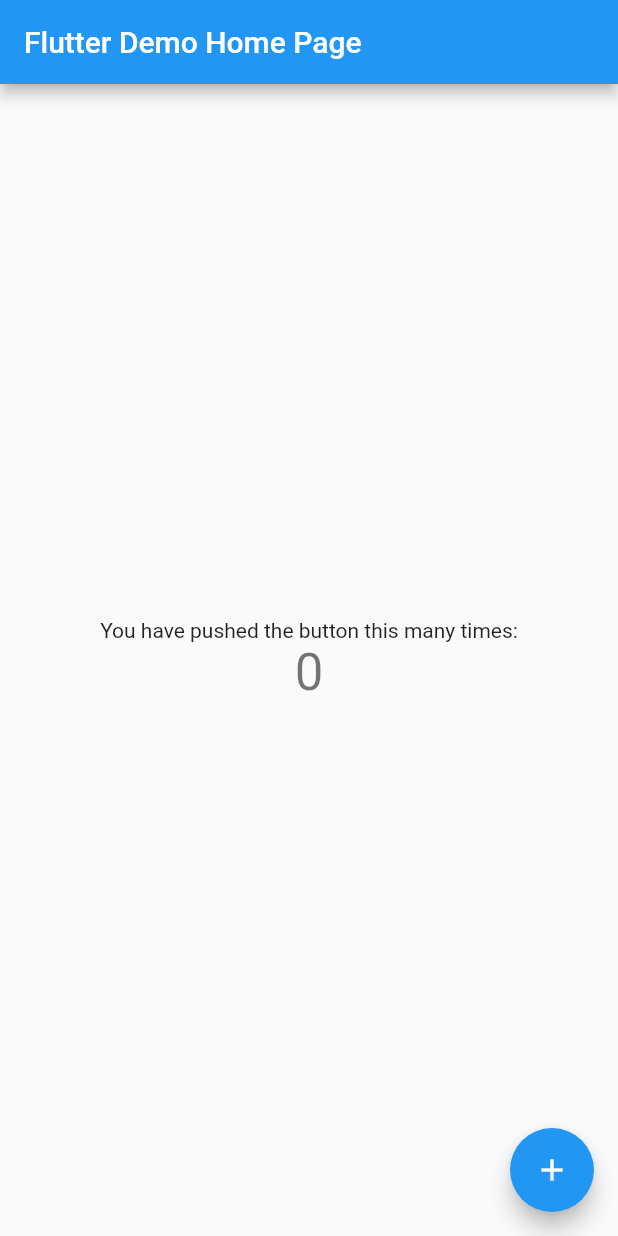
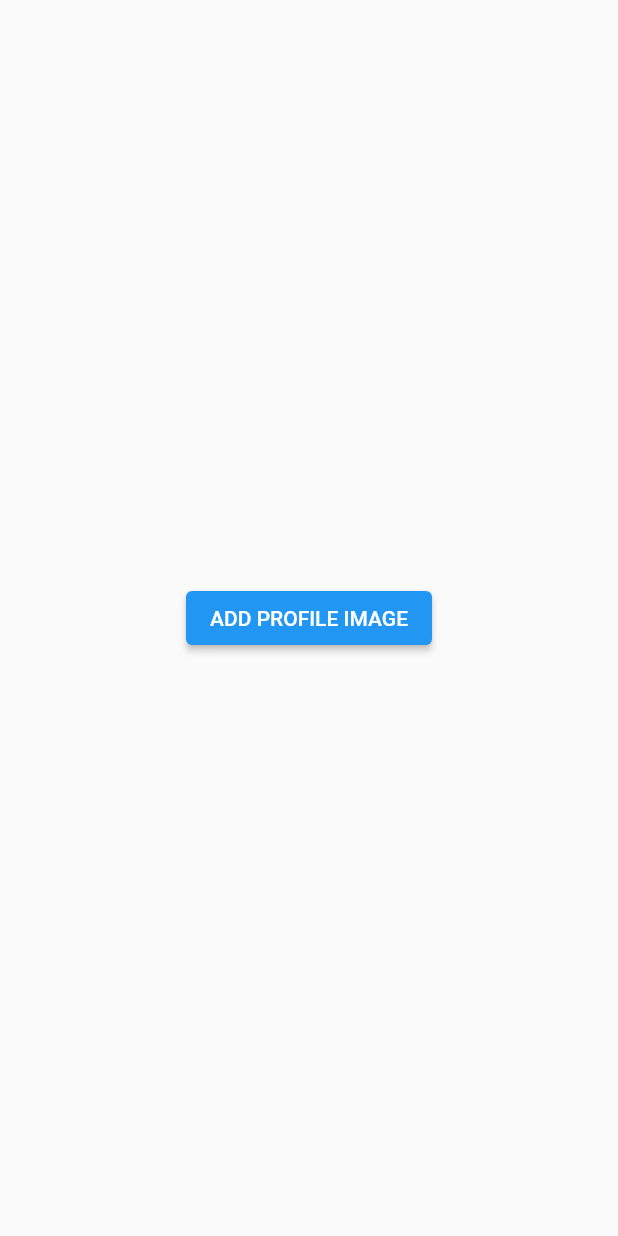
Before and after one commit to Mean-Machine-2k21/CaveSocial, a Flutter app: the screen it shows after launch, on a phone screen of 412 x 824 dp. Run offline on Flutter 3.47's test engine with Material 2 defaults, Android fonts, the phone set to English and light mode, and no system bars; our stand-ins replace firebase_core, firebase_storage, image_picker; accounts and stored records are empty.

Commit message:
Adding ImagePicker Functionality

```diff
--- /dev/null
+++ b/frontend/lib/add_image.dart
@@ -0,0 +1,87 @@
+import 'dart:io';
+
+import 'package:firebase_storage/firebase_storage.dart';
+import 'package:image_picker/image_picker.dart';
+import 'package:flutter/material.dart';
+
+class AddImage extends StatefulWidget {
+  const AddImage({Key? key}) : super(key: key);
+
+  @override
+  _AddImageState createState() => _AddImageState();
+}
+
+class _AddImageState extends State<AddImage> {
+  ImagePicker _imagePicker = ImagePicker();
+  File? image;
+
+  Future<void> uploadImage() async {
+    final pickedFile = await _imagePicker.getImage(source: ImageSource.gallery);
+    setState(() {
+      image = File(pickedFile!.path);
+    });
+    await uploadImageToFirebase(context);
+  }
+
+  Future uploadImageToFirebase(BuildContext context) async {
+    //String fileName = basename(_image.path);
+    final firebaseStorageRef =
+        FirebaseStorage.instance.ref().child('uploads/profileImages');
+    final uploadTask = firebaseStorageRef.putFile(image!);
+    await uploadTask.whenComplete(() => print('File Uploaded'));
+    firebaseStorageRef.getDownloadURL().then((fileURL) {
+      setState(() {
+        // _uploadedFileURL = fileURL;
+        // //imageURLs.add(_uploadedFileURL);
+        // widget.product.imageUrls.add(_uploadedFileURL);
+        print(fileURL + "-------");
+        ScaffoldMessenger.of(context).showSnackBar(
+          SnackBar(
+            content: Text('Image Uploaded'),
+          ),
+        );
+      });
+      // StorageTaskSnapshot taskSnapshot = await uploadTask.onComplete;
+      // taskSnapshot.ref.getDownloadURL().then(
+      //       (value) => print("Done: $value"),
+      //     );
+    });
+  }
+
+  @override
+  Widget build(BuildContext context) {
+    return Scaffold(
+      body: Center(
+        child: Column(
+          mainAxisAlignment: MainAxisAlignment.center,
+          children: [
+            image != null
+                ? Container(
+                    height: 95,
+                    width: 95,
+                    decoration: BoxDecoration(
+                      shape: BoxShape.circle,
+                      color: Colors.blue,
+                      image: DecorationImage(
+                          image: FileImage(image!), fit: BoxFit.cover),
+                    ),
+                  )
+                : Container(),
+            ElevatedButton(
+              onPressed: () {
+                uploadImage().then(
+                  (value) => ScaffoldMessenger.of(context).showSnackBar(
+                    SnackBar(
+                      content: Text('Profile Photo Updated'),
+                    ),
+                  ),
+                );
+              },
+              child: Text('ADD PROFILE IMAGE'),
+            )
+          ],
+        ),
+      ),
+    );
+  }
+}
--- a/frontend/lib/main.dart
+++ b/frontend/lib/main.dart
@@ -1,6 +1,10 @@
+import 'package:firebase_core/firebase_core.dart';
 import 'package:flutter/material.dart';
+import 'package:frontend/add_image.dart';
 
-void main() {
+Future<void> main() async {
+  WidgetsFlutterBinding.ensureInitialized();
+  await Firebase.initializeApp();
   runApp(MyApp());
 }
 
@@ -22,92 +26,7 @@ class MyApp extends StatelessWidget {
         // is not restarted.
         primarySwatch: Colors.blue,
       ),
-      home: MyHomePage(title: 'Flutter Demo Home Page'),
+      home: AddImage(),
     );
   }
 }
-
-class MyHomePage extends StatefulWidget {
-  MyHomePage({Key? key, required this.title}) : super(key: key);
-
-  // This widget is the home page of your application. It is stateful, meaning
-  // that it has a State object (defined below) that contains fields that affect
-  // how it looks.
-
-  // This class is the configuration for the state. It holds the values (in this
-  // case the title) provided by the parent (in this case the App widget) and
-  // used by the build method of the State. Fields in a Widget subclass are
-  // always marked "final".
-
-  final String title;
-
-  @override
-  _MyHomePageState createState() => _MyHomePageState();
-}
-
-class _MyHomePageState extends State<MyHomePage> {
-  int _counter = 0;
-
-  void _incrementCounter() {
-    setState(() {
-      // This call to setState tells the Flutter framework that something has
-      // changed in this State, which causes it to rerun the build method below
-      // so that the display can reflect the updated values. If we changed
-      // _counter without calling setState(), then the build method would not be
-      // called again, and so nothing would appear to happen.
-      _counter++;
-    });
-  }
-
-  @override
-  Widget build(BuildContext context) {
-    // This method is rerun every time setState is called, for instance as done
-    // by the _incrementCounter method above.
-    //
-    // The Flutter framework has been optimized to make rerunning build methods
-    // fast, so that you can just rebuild anything that needs updating rather
-    // than having to individually change instances of widgets.
-    return Scaffold(
-      appBar: AppBar(
-        // Here we take the value from the MyHomePage object that was created by
-        // the App.build method, and use it to set our appbar title.
-        title: Text(widget.title),
-      ),
-      body: Center(
-        // Center is a layout widget. It takes a single child and positions it
-        // in the middle of the parent.
-        child: Column(
-          // Column is also a layout widget. It takes a list of children and
-          // arranges them vertically. By default, it sizes itself to fit its
-          // children horizontally, and tries to be as tall as its parent.
-          //
-          // Invoke "debug painting" (press "p" in the console, choose the
-          // "Toggle Debug Paint" action from the Flutter Inspector in Android
-          // Studio, or the "Toggle Debug Paint" command in Visual Studio Code)
-          // to see the wireframe for each widget.
-          //
-          // Column has various properties to control how it sizes itself and
-          // how it positions its children. Here we use mainAxisAlignment to
-          // center the children vertically; the main axis here is the vertical
-          // axis because Columns are vertical (the cross axis would be
-          // horizontal).
-          mainAxisAlignment: MainAxisAlignment.center,
-          children: <Widget>[
-            Text(
-              'You have pushed the button this many times:',
-            ),
-            Text(
-              '$_counter',
-              style: Theme.of(context).textTheme.headline4,
-            ),
-          ],
-        ),
-      ),
-      floatingActionButton: FloatingActionButton(
-        onPressed: _incrementCounter,
-        tooltip: 'Increment',
-        child: Icon(Icons.add),
-      ), // This trailing comma makes auto-formatting nicer for build methods.
-    );
-  }
-}
--- a/frontend/pubspec.yaml
+++ b/frontend/pubspec.yaml
@@ -28,6 +28,9 @@ dependencies:
   # The following adds the Cupertino Icons font to your application.
   # Use with the CupertinoIcons class for iOS style icons.
   cupertino_icons: ^1.0.2
+  firebase_storage: ^8.1.3
+  firebase_core: ^1.3.0
+  image_picker: ^0.8.1+1
 
 dev_dependencies:
   flutter_test:
```
Also changed, not shown: frontend/pubspec.lock, 3 other files.
